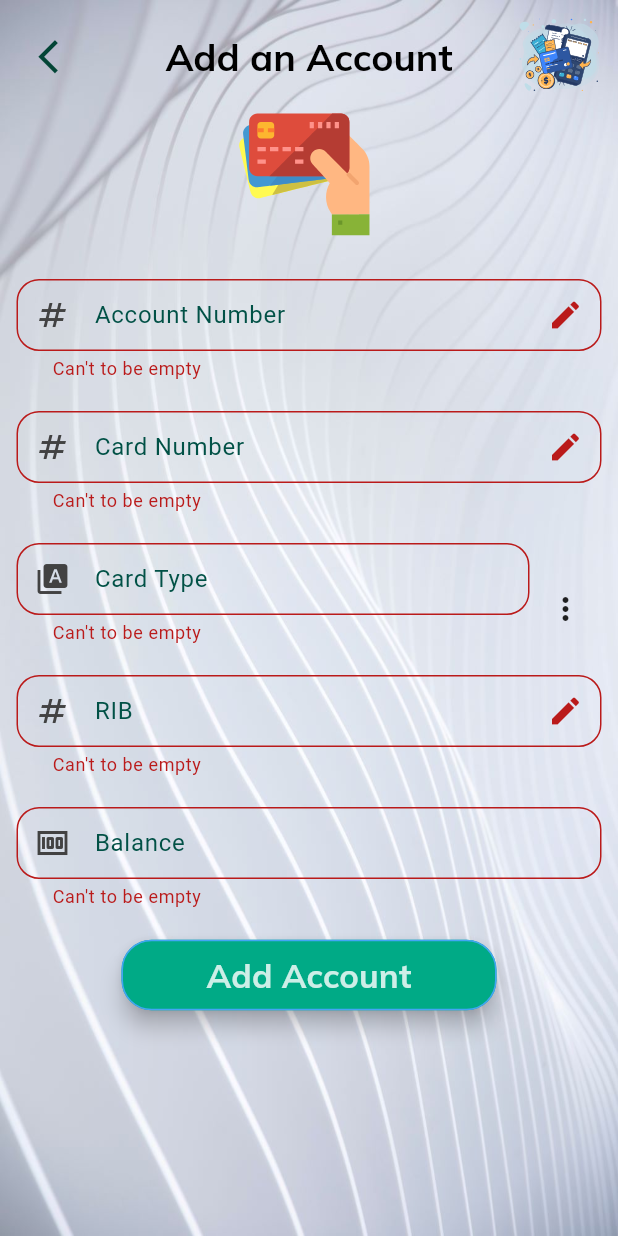
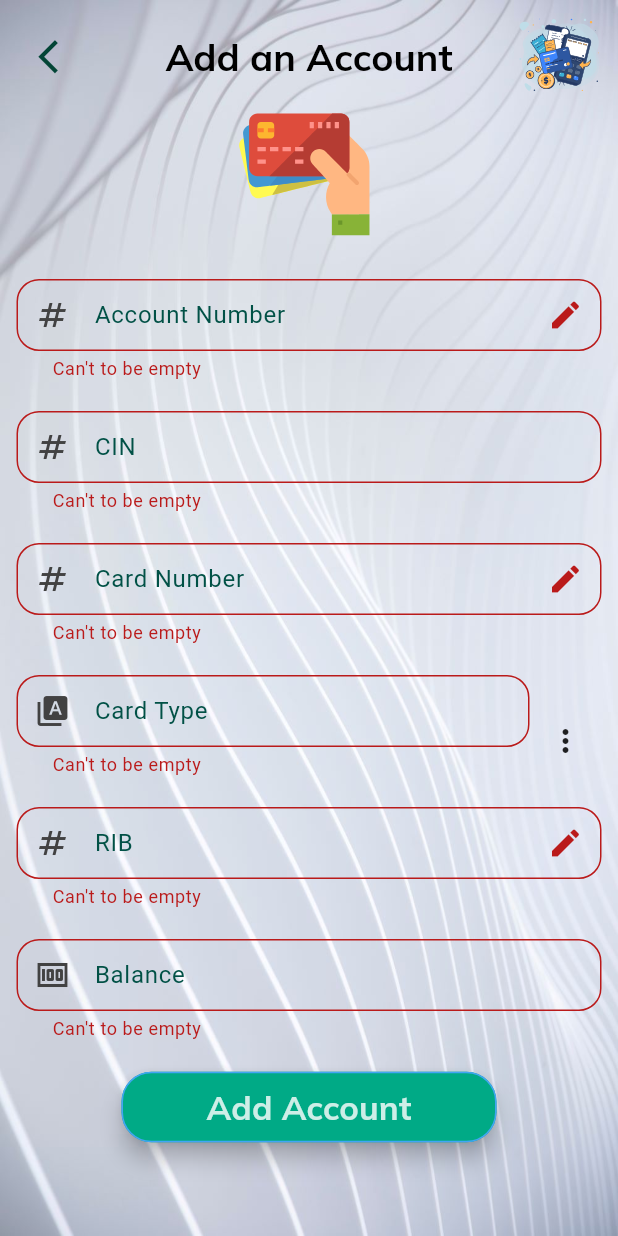
Before and after one commit to ahmedbhyy/bankpfe, a Flutter app: the AddaCardForUser screen opened directly with empty values, after a tap on "Add Account", on a phone screen of 412 x 824 dp. Run offline on Flutter 3.47's test engine with Material 3 defaults, Android fonts, the light colour scheme and no system bars; drawn by our look-alikes of animated_text_kit; our stand-ins replace animate_do, awesome_dialog, cached_network_image, cloud_firestore, firebase_auth, firebase_core and 15 more; missing offline and left inert: currency_converter, currency_picker, u_credit_card; accounts and stored records are empty; project files that could hold a hidden picture were left out.

Commit message:
LAST PUSH

```diff
--- a/lib/controllers/admin_controller/admin_addcard_controller.dart
+++ b/lib/controllers/admin_controller/admin_addcard_controller.dart
@@ -15,6 +15,7 @@ abstract class AdminAddcardController extends GetxController {
 class AdminAddcardControllerImp extends AdminAddcardController {
   TextEditingController? accountnumber;
   TextEditingController? cardtype;
+  TextEditingController? cin;
   bool isloading = false;
   TextEditingController? cardnumber;
   TextEditingController? rib;
@@ -33,6 +34,7 @@ class AdminAddcardControllerImp extends AdminAddcardController {
     cardtype = TextEditingController();
     accountnumber = TextEditingController();
     cardnumber = TextEditingController();
+    cin = TextEditingController();
     rib = TextEditingController();
     balance = TextEditingController();
     super.onInit();
@@ -85,6 +87,7 @@ class AdminAddcardControllerImp extends AdminAddcardController {
 
     return newCardNumber;
   }
+
   String generateRelatedAccount() {
     Random random = Random();
 
@@ -115,6 +118,11 @@ class AdminAddcardControllerImp extends AdminAddcardController {
       await FirebaseFirestore.instance
           .collection('users')
           .doc(userid)
+          .set({'cin': cin!.text}, SetOptions(merge: true));
+
+      await FirebaseFirestore.instance
+          .collection('users')
+          .doc(userid)
           .collection('accounts')
           .add({
         'accountnumber': accountnumber!.text,
@@ -131,7 +139,7 @@ class AdminAddcardControllerImp extends AdminAddcardController {
           'rib': rib!.text,
         }
       });
-        isloading = false;
+      isloading = false;
 
       update();
       Get.offAll(const AdminPage());
@@ -142,8 +150,7 @@ class AdminAddcardControllerImp extends AdminAddcardController {
           title: "Success",
           message: "We have added a card to $userid");
     } catch (e) {
-         isloading = false;
-
+      isloading = false;
       update();
       Get.rawSnackbar(
           backgroundColor: const Color.fromARGB(255, 255, 0, 0),
--- a/lib/controllers/admin_controller/admin_user_details_controller.dart
+++ b/lib/controllers/admin_controller/admin_user_details_controller.dart
@@ -130,7 +130,7 @@ class AdminUserDetailsControllerImp extends AdminUserDetailsController {
       usercards.removeWhere((element) => element.id == accountid);
       Get.rawSnackbar(
           title: "Success",
-          message: "You have deleted  this user",
+          message: "You have deleted  this account",
           backgroundColor: Colors.green);
       update();
     } catch (e) {
--- a/lib/data/Model/user_model.dart
+++ b/lib/data/Model/user_model.dart
@@ -3,6 +3,7 @@ import 'package:cloud_firestore/cloud_firestore.dart';
 class UserModel {
   final String email;
   final String token;
+  final String cin;
   final bool isadmin;
   final Timestamp birthdaydate;
   final String username;
@@ -12,6 +13,7 @@ class UserModel {
   UserModel({
     required this.email,
     required this.token,
+    required this.cin,
     required this.isadmin,
     required this.birthdaydate,
     required this.phone,
@@ -22,6 +24,7 @@ class UserModel {
   factory UserModel.fromJson(Map<String, dynamic> json) {
     return UserModel(
       email: json['user_email'] ?? '',
+      cin: json['cin']??'',
       token: json['token'] ?? '',
       isadmin: json['isadmin'] ?? false,
       birthdaydate: json['birthdaydate'] ?? Timestamp.now(),
@@ -34,6 +37,7 @@ class UserModel {
   Map<String, dynamic> toJson() {
     return {
       'isadmin': isadmin,
+      'cin':cin,
       'token': token,
       'user_email': email,
       'name': username,
--- a/lib/screens/adminscreens/addcard_foruser.dart
+++ b/lib/screens/adminscreens/addcard_foruser.dart
@@ -18,7 +18,9 @@ class AddaCardForUser extends StatelessWidget {
       {super.key,
       required this.userid,
       required this.usertoken,
-      required this.myrib, required this.cardnumbers, required this.relatedaccounts});
+      required this.myrib,
+      required this.cardnumbers,
+      required this.relatedaccounts});
 
   @override
   Widget build(BuildContext context) {
@@ -53,11 +55,11 @@ class AddaCardForUser extends StatelessWidget {
                   mycontroller: controller.accountnumber!,
                   myicon: const Icon(Icons.numbers),
                   ispass: false,
-                   mysuffixicon: GestureDetector(
+                  mysuffixicon: GestureDetector(
                     child: IconButton(
                         onPressed: () {
-                          controller.accountnumber!.text =
-                              controller.generateUniqueRelatedAccount(relatedaccounts);
+                          controller.accountnumber!.text = controller
+                              .generateUniqueRelatedAccount(relatedaccounts);
                         },
                         icon: const Icon(Icons.edit)),
                   ),
@@ -73,11 +75,27 @@ class AddaCardForUser extends StatelessWidget {
                   readonly: true,
                 ),
                 TextFieldAuth(
+                  hint: "CIN",
+                  mycontroller: controller.cin!,
+                  myicon: const Icon(Icons.numbers),
+                  ispass: false,
+                  validator: (val) {
+                    if (val == null || val.isEmpty) {
+                      return "Can't to be empty ";
+                    } else if (val.length != 8) {
+                      return "can't be higher or lower than 8";
+                    }
+                    return null;
+                  },
+                  mytype: TextInputType.number,
+                  readonly: false,
+                ),
+                TextFieldAuth(
                   hint: "Card Number",
                   mycontroller: controller.cardnumber!,
                   myicon: const Icon(Icons.numbers),
                   ispass: false,
-                   mysuffixicon: GestureDetector(
+                  mysuffixicon: GestureDetector(
                     child: IconButton(
                         onPressed: () {
                           controller.cardnumber!.text =
@@ -162,7 +180,6 @@ class AddaCardForUser extends StatelessWidget {
                         onPressed: () {
                           controller.rib!.text =
                               controller.generateUniqueRIB(myrib);
-
                         },
                         icon: const Icon(Icons.edit)),
                   ),
--- a/lib/screens/homescreens/admin_page.dart
+++ b/lib/screens/homescreens/admin_page.dart
@@ -184,7 +184,7 @@ class AdminPage extends StatelessWidget {
                                                       CrossAxisAlignment.start,
                                                   children: [
                                                     const Text(
-                                                      "Are u sure to delete this user ?",
+                                                      "Are u sure to delete this client ?",
                                                       textAlign:
                                                           TextAlign.center,
                                                       style: TextStyle(
```
Also changed, not shown: lib/controllers/homecontroller/home_controller.dart (+6 -7 lines), lib/screens/adminscreens/admin_user_details.dart (+37 -2 lines).
